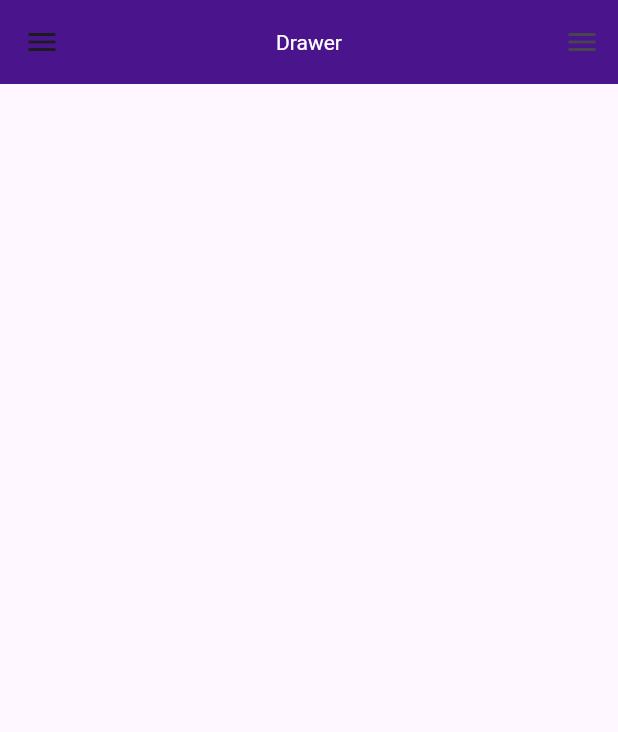
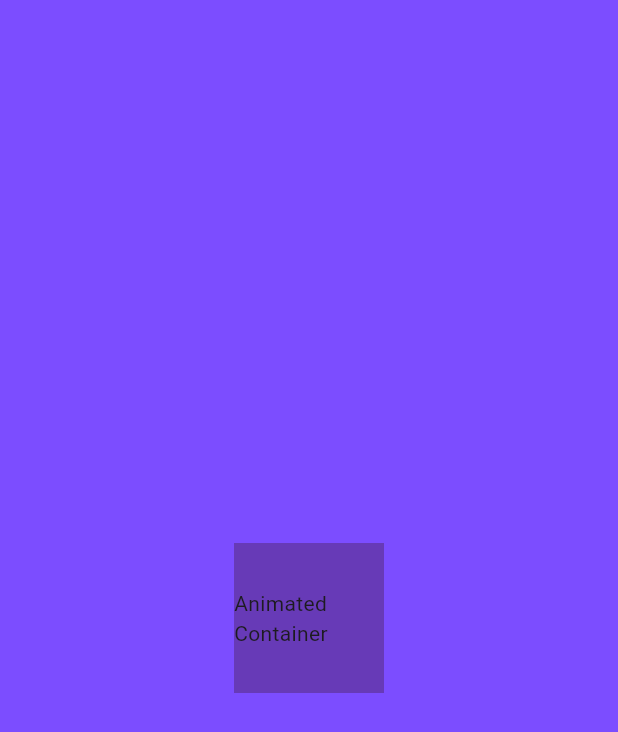
Before and after one commit to guledabdilatif/flutter_widgets, a Flutter app: the screen it shows after launch, on a phone screen of 412 x 824 dp. Shown: the top 732 px of the screen. Run offline on Flutter 3.47's test engine with Material 3 defaults, Android fonts, the phone set to English and light mode, and no system bars.

Commit message:
AppBarWidget, AnimatedcontainerWidget, SliverAppWidget, TabbarWidget

```diff
--- /dev/null
+++ b/lib/AnimatedContainerWidget.dart
@@ -0,0 +1,41 @@
+import 'package:flutter/material.dart';
+
+class Animatedcontainerwidget extends StatefulWidget {
+  const Animatedcontainerwidget({super.key});
+
+  @override
+  State<Animatedcontainerwidget> createState() =>
+      _AnimatedcontainerwidgetState();
+}
+
+class _AnimatedcontainerwidgetState extends State<Animatedcontainerwidget> {
+  double boxheight = 100;
+  double boxwidth = 100;
+  var boxcolor = Colors.deepPurple;
+  void expandBox() {
+    setState(() {
+      boxheight = 200;
+      boxwidth = 200;
+      boxcolor = Colors.amber;
+    });
+  }
+
+  @override
+  Widget build(BuildContext context) {
+    return Scaffold(
+      backgroundColor: Colors.deepPurpleAccent,
+      body: Center(
+        child: GestureDetector(
+          onTap: expandBox,
+          child: AnimatedContainer(
+            duration: Duration(milliseconds: 500),
+            color: boxcolor,
+            height: boxheight,
+            width: boxwidth,
+            child: Center(child: Text("Animated Container")),
+          ),
+        ),
+      ),
+    );
+  }
+}
--- a/lib/AppBarWidget.dart
+++ b/lib/AppBarWidget.dart
@@ -15,7 +15,7 @@ class Appbarwidget extends StatelessWidget {
           centerTitle: true,
           titleTextStyle: TextStyle(color: Colors.white, fontSize: 16),
           elevation: 0,
-          iconTheme: IconThemeData(),
+          // iconTheme: IconThemeData(),
           leading: IconButton(
             onPressed: () {},
             icon: Icon(Icons.menu, color: Colors.white),
--- a/lib/containerWidget.dart
+++ b/lib/containerWidget.dart
@@ -14,7 +14,6 @@ class Containerwidget extends StatelessWidget {
       home: Scaffold(
         appBar: AppBar(
           title: Text("Container Widget"),
-
           centerTitle: true,
           titleTextStyle: TextStyle(fontSize: 34, color: Colors.white),
           backgroundColor: Colors.blue,
--- a/lib/main.dart
+++ b/lib/main.dart
@@ -1,7 +1,12 @@
 import 'package:flutter/material.dart';
+import 'package:flutter_widgets/AnimatedContainerWidget.dart';
 // import 'package:flutter_widgets/AppBarWidget.dart';
 // import 'package:flutter_widgets/BottomNavBar.dart';
-import 'package:flutter_widgets/DrawerWidget.dart';
+// import 'package:flutter_widgets/AppBarWidget.dart';
+// import 'package:flutter_widgets/BottomNavBar.dart';
+// import 'package:flutter_widgets/DrawerWidget.dart';
+// import 'package:flutter_widgets/SliverAppWidget.dart';
+// import 'package:flutter_widgets/TabBarWidget.dart';
 // import 'package:flutter_widgets/GestureDetectorWidget.dart';
 // import 'package:flutter_widgets/ColumnsRows.dart';
 // import 'package:flutter_widgets/ExpandedWidget.dart';
@@ -18,7 +23,10 @@ class MyApp extends StatelessWidget {
 
   @override
   Widget build(BuildContext context) {
-    return MaterialApp(debugShowCheckedModeBanner: false, home: Drawerwidget());
+    return MaterialApp(
+      debugShowCheckedModeBanner: false,
+      home: Animatedcontainerwidget(),
+    );
   }
 }
 
```
Also changed, not shown: lib/SliverAppWidget.dart (added, +45 -0 lines), lib/TabBarWidget.dart (added, +33 -0 lines), lib/Tabs/firstTab.dart (added, +10 -0 lines), lib/Tabs/secondTab.dart (added, +10 -0 lines), lib/Tabs/thirdTab.dart (added, +10 -0 lines).
